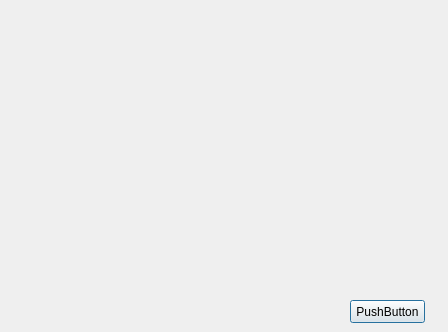
Before: the Qt Designer form src/qt/menu/dialogabout.ui in phynos/qt-litesolar, drawn with Qt 5.
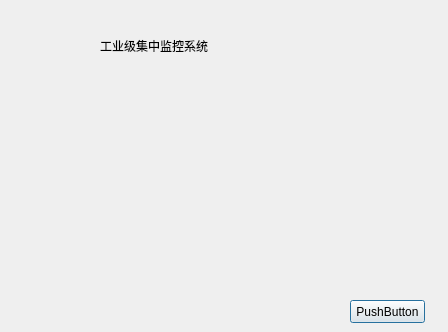
After: the same form once the commit is applied.

What changed in the file:
```diff
--- a/src/qt/menu/dialogabout.ui
+++ b/src/qt/menu/dialogabout.ui
@@ -28,6 +28,19 @@
      <height>80</height>
     </rect>
    </property>
+   <widget class="QLabel" name="label">
+    <property name="geometry">
+     <rect>
+      <x>100</x>
+      <y>30</y>
+      <width>311</width>
+      <height>31</height>
+     </rect>
+    </property>
+    <property name="text">
+     <string>工业级集中监控系统</string>
+    </property>
+   </widget>
   </widget>
   <widget class="QWidget" name="widget_2" native="true">
    <property name="geometry">
```
